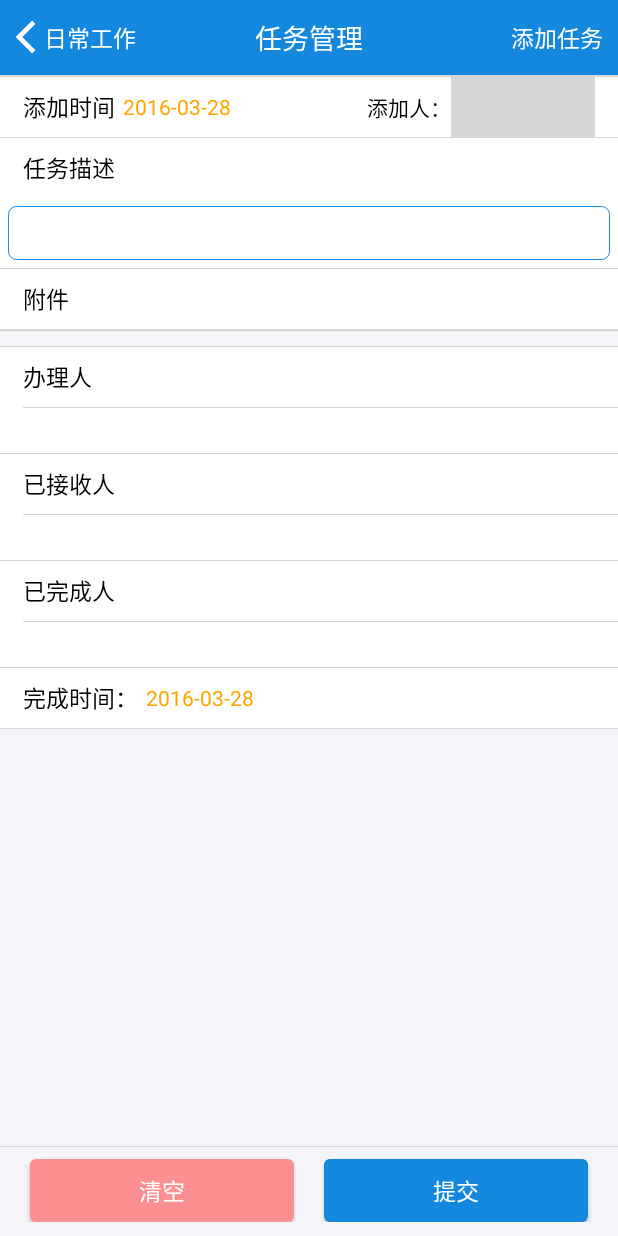
After one commit to Markmeimei/ZhiXin, an Android app: the layout activity_task_details.xml on its own in the app's theme, with its tools: preview values and no code run, on a phone screen of 412 x 824 dp. The commit adds this screen. Run offline under Robolectric (Android 15) with nearby library versions, the phone set to English and light mode, and no system bars; grey boxes are pictures that could not be loaded.

Commit message:
2016-03-28 23：53 添加任务详情模块

```diff
--- /dev/null
+++ b/app/src/main/java/com/example/zhi/activity/daily/task/TaskDetailsActivity.java
@@ -0,0 +1,22 @@
+package com.example.zhi.activity.daily.task;
+
+import android.os.Bundle;
+import android.os.PersistableBundle;
+import android.support.v7.app.AppCompatActivity;
+
+/**
+ * 任务详情页
+ *
+ * Author: Eron
+ * Date: 2016/3/28
+ * Time: 21:49
+ */
+public class TaskDetailsActivity extends AppCompatActivity {
+
+    @Override
+    public void onCreate(Bundle savedInstanceState, PersistableBundle persistentState) {
+        super.onCreate(savedInstanceState, persistentState);
+
+
+    }
+}
--- /dev/null
+++ b/app/src/main/res/layout/activity_task_details.xml
@@ -0,0 +1,387 @@
+<?xml version="1.0" encoding="utf-8"?>
+<RelativeLayout xmlns:android="http://schemas.android.com/apk/res/android"
+    android:layout_width="match_parent"
+    android:layout_height="match_parent"
+    android:background="@color/snow">
+
+    <include
+        android:id="@+id/task_header"
+        layout="@layout/activity_task_header" />
+
+    <LinearLayout
+        android:id="@+id/task_bottom"
+        android:layout_width="fill_parent"
+        android:layout_height="@dimen/dimen_60"
+        android:layout_alignParentBottom="true"
+        android:background="@color/snow"
+        android:orientation="vertical">
+
+        <View
+            android:layout_width="fill_parent"
+            android:layout_height="@dimen/dimen_0.5"
+            android:background="@color/line_color" />
+
+        <LinearLayout
+            android:layout_width="match_parent"
+            android:layout_height="50dp"
+            android:layout_alignParentBottom="true">
+
+            <Button
+                android:id="@+id/bt_task_clear"
+                style="@style/task_text_size"
+                android:layout_width="0dp"
+                android:layout_height="match_parent"
+                android:layout_marginLeft="@dimen/dimen_20"
+                android:layout_marginRight="@dimen/dimen_10"
+                android:layout_marginTop="@dimen/dimen_8"
+                android:layout_weight="1"
+                android:background="@drawable/ripple_negative_button"
+                android:text="@string/task_clear"
+                android:textColor="@color/white" />
+
+            <Button
+                android:id="@+id/bt_task_submit"
+                style="@style/task_text_size"
+                android:layout_width="0dp"
+                android:layout_height="match_parent"
+                android:layout_marginLeft="@dimen/dimen_10"
+                android:layout_marginRight="@dimen/dimen_20"
+                android:layout_marginTop="@dimen/dimen_8"
+                android:layout_weight="1"
+                android:background="@drawable/ripple_button"
+                android:text="@string/task_submit"
+                android:textColor="@color/white" />
+
+        </LinearLayout>
+    </LinearLayout>
+
+    <ScrollView
+        android:layout_width="match_parent"
+        android:layout_height="match_parent"
+        android:layout_above="@id/task_bottom"
+        android:layout_below="@id/task_header">
+
+        <LinearLayout
+            android:id="@+id/ll_main"
+            android:layout_width="match_parent"
+            android:layout_height="wrap_content"
+            android:layout_below="@id/task_header"
+            android:background="@color/snow">
+
+            <LinearLayout
+                android:id="@+id/item_task_missed_details"
+                android:layout_width="match_parent"
+                android:layout_height="wrap_content"
+                android:orientation="vertical">
+
+                <LinearLayout
+                    android:layout_width="match_parent"
+                    android:layout_height="wrap_content"
+                    android:background="@color/white"
+                    android:orientation="vertical">
+
+                    <View
+                        android:layout_width="fill_parent"
+                        android:layout_height="@dimen/dimen_0.5"
+                        android:background="@color/line_color" />
+
+                    <RelativeLayout
+                        android:layout_width="match_parent"
+                        android:layout_height="@dimen/dimen_40"
+                        android:paddingLeft="@dimen/dimen_15"
+                        android:paddingRight="@dimen/dimen_15">
+
+                        <TextView
+                            android:id="@+id/task_detail_time"
+                            style="@style/task_text_style"
+                            android:layout_width="wrap_content"
+                            android:layout_height="match_parent"
+                            android:text="@string/task_details_addTime" />
+
+                        <TextView
+                            android:id="@+id/tv_add_task_date"
+                            android:layout_width="wrap_content"
+                            android:layout_height="wrap_content"
+                            android:layout_centerVertical="true"
+                            android:layout_marginLeft="@dimen/dimen_5"
+                            android:layout_toRightOf="@+id/task_detail_time"
+                            android:text="2016-03-28"
+                            android:textColor="@color/orange" />
+
+                        <TextView
+                            android:id="@+id/tv_choice_date"
+                            android:layout_width="wrap_content"
+                            android:layout_height="match_parent"
+                            android:layout_toLeftOf="@+id/tv_task_details_addUser"
+                            android:gravity="center"
+                            android:text="@string/task_details_addUser"
+                            android:textColor="@color/black" />
+
+                        <TextView
+                            android:id="@+id/tv_task_details_addUser"
+                            android:layout_width="wrap_content"
+                            android:layout_height="wrap_content"
+                            android:layout_alignParentRight="true"
+                            android:layout_centerVertical="true"
+                            android:background="@drawable/shape_transactor_bg"
+                            android:text="张全蛋" />
+
+                    </RelativeLayout>
+
+                    <View
+                        android:layout_width="fill_parent"
+                        android:layout_height="@dimen/dimen_0.5"
+                        android:background="@color/line_color" />
+
+                    <RelativeLayout
+                        android:layout_width="match_parent"
+                        android:layout_height="@dimen/dimen_40"
+                        android:paddingLeft="@dimen/dimen_15"
+                        android:paddingRight="@dimen/dimen_15">
+
+                        <TextView
+                            style="@style/task_text_style"
+                            android:layout_width="wrap_content"
+                            android:layout_height="match_parent"
+                            android:text="@string/task_describe" />
+                    </RelativeLayout>
+
+                    <TextView
+                        android:id="@+id/tv_add_task_describe"
+                        android:layout_width="match_parent"
+                        android:layout_height="wrap_content"
+                        android:layout_margin="@dimen/dimen_5"
+                        android:background="@drawable/task_edittext_bg_blue"
+                        android:gravity="start"
+                        android:lineSpacingExtra="@dimen/dimen_4"
+                        android:paddingBottom="@dimen/dimen_10"
+                        android:paddingLeft="@dimen/dimen_15"
+                        android:paddingRight="@dimen/dimen_15"
+                        android:textColor="@color/black_low"
+                        android:textSize="@dimen/dimen_15" />
+
+                    <View
+                        android:layout_width="fill_parent"
+                        android:layout_height="@dimen/dimen_0.5"
+                        android:background="@color/line_color" />
+
+                    <RelativeLayout
+                        android:layout_width="match_parent"
+                        android:layout_height="@dimen/dimen_40">
+
+                        <TextView
+                            android:layout_width="wrap_content"
+                            android:layout_height="match_parent"
+                            android:gravity="center_vertical"
+                            android:paddingLeft="@dimen/dimen_15"
+                            android:text="@string/task_details_attachments"
+                            android:textColor="@color/black"
+                            android:textSize="@dimen/dimen_15" />
+
+                    </RelativeLayout>
+
+                    <View
+                        android:layout_width="fill_parent"
+                        android:layout_height="@dimen/dimen_0.5"
+                        android:background="@color/line_color" />
+
+                    <!--附件列表-->
+                    <android.support.v7.widget.RecyclerView
+                        android:id="@+id/rv_attachments"
+                        android:layout_width="match_parent"
+                        android:layout_height="wrap_content"></android.support.v7.widget.RecyclerView>
+
+                    <RelativeLayout
+                        android:layout_width="match_parent"
+                        android:layout_height="@dimen/dimen_40"
+                        android:paddingLeft="@dimen/dimen_15"
+                        android:visibility="gone">
+
+                        <TextView
+                            style="@style/task_text_style"
+                            android:layout_width="wrap_content"
+                            android:layout_height="@dimen/dimen_40"
+                            android:text="@string/task_level" />
+
+                        <TextView
+                            android:id="@+id/tv_add_task_level"
+                            android:layout_width="wrap_content"
+                            android:layout_height="@dimen/dimen_40"
+                            android:layout_alignParentRight="true"
+                            android:gravity="center_vertical"
+                            android:paddingLeft="@dimen/dimen_30"
+                            android:paddingRight="@dimen/dimen_24"
+                            android:text="无"
+                            android:textColor="@color/black"
+                            android:textSize="@dimen/dimen_15" />
+
+                    </RelativeLayout>
+
+                    <View
+                        android:layout_width="fill_parent"
+                        android:layout_height="@dimen/dimen_0.5"
+                        android:background="@color/line_color" />
+
+                </LinearLayout>
+
+                <LinearLayout
+                    android:layout_width="match_parent"
+                    android:layout_height="wrap_content"
+                    android:layout_marginTop="@dimen/dimen_10"
+                    android:background="@color/white"
+                    android:orientation="vertical">
+
+                    <View
+                        android:layout_width="fill_parent"
+                        android:layout_height="@dimen/dimen_0.5"
+                        android:background="@color/line_color" />
+
+                    <LinearLayout
+                        android:layout_width="match_parent"
+                        android:layout_height="wrap_content"
+                        android:orientation="vertical"
+                        android:paddingLeft="@dimen/dimen_15">
+
+                        <TextView
+                            style="@style/task_text_style"
+                            android:layout_width="wrap_content"
+                            android:layout_height="@dimen/dimen_40"
+                            android:text="@string/task_transactor" />
+
+                        <View
+                            android:layout_width="fill_parent"
+                            android:layout_height="@dimen/dimen_0.5"
+                            android:background="@color/line_color" />
+
+                        <TextView
+                            android:id="@+id/tv_task_details_transactor"
+                            android:layout_width="match_parent"
+                            android:layout_height="wrap_content"
+                            android:layout_marginBottom="@dimen/dimen_5"
+                            android:layout_marginRight="@dimen/dimen_10"
+                            android:layout_marginTop="@dimen/dimen_5"
+                            android:gravity="center_vertical"
+                            android:lineSpacingExtra="5dp"
+                            android:text="" />
+
+                    </LinearLayout>
+
+                    <View
+                        android:layout_width="fill_parent"
+                        android:layout_height="@dimen/dimen_0.5"
+                        android:background="@color/line_color" />
+
+                    <LinearLayout
+                        android:orientation="vertical"
+                        android:layout_width="match_parent"
+                        android:layout_height="wrap_content">
+
+                        <TextView
+                            android:layout_width="wrap_content"
+                            android:layout_height="@dimen/dimen_40"
+                            android:gravity="center_vertical"
+                            android:paddingLeft="@dimen/dimen_15"
+                            android:text="@string/task_details_acceptList"
+                            android:textColor="@color/black"
+                            android:textSize="@dimen/dimen_15" />
+                        <View
+                            android:layout_width="fill_parent"
+                            android:layout_marginLeft="@dimen/dimen_15"
+                            android:layout_height="@dimen/dimen_0.5"
+                            android:background="@color/line_color" />
+
+                        <TextView
+                            android:id="@+id/tv_task_details_acceptList"
+                            android:layout_width="match_parent"
+                            android:layout_height="wrap_content"
+                            android:layout_marginBottom="@dimen/dimen_5"
+                            android:layout_marginLeft="@dimen/dimen_15"
+                            android:layout_marginRight="@dimen/dimen_10"
+                            android:layout_marginTop="@dimen/dimen_5"
+                            android:gravity="center_vertical"
+                            android:lineSpacingExtra="5dp"
+                            android:text="" />
+
+                    </LinearLayout>
+
+                    <View
+                        android:layout_width="fill_parent"
+                        android:layout_height="@dimen/dimen_0.5"
+                        android:background="@color/line_color" />
+
+                    <LinearLayout
+                        android:orientation="vertical"
+                        android:layout_width="match_parent"
+                        android:layout_height="wrap_content">
+
+                        <TextView
+                            android:layout_width="wrap_content"
+                            android:layout_height="@dimen/dimen_40"
+                            android:gravity="center_vertical"
+                            android:paddingLeft="@dimen/dimen_15"
+                            android:text="@string/task_details_finishList"
+                            android:textColor="@color/black"
+                            android:textSize="@dimen/dimen_15" />
+                        <View
+                            android:layout_width="fill_parent"
+                            android:layout_marginLeft="@dimen/dimen_15"
+                            android:layout_height="@dimen/dimen_0.5"
+                            android:background="@color/line_color" />
+
+                        <TextView
+                            android:id="@+id/tv_task_details_finishList"
+                            android:layout_width="match_parent"
+                            android:layout_height="wrap_content"
+                            android:layout_marginBottom="@dimen/dimen_5"
+                            android:layout_marginLeft="@dimen/dimen_15"
+                            android:layout_marginRight="@dimen/dimen_10"
+                            android:layout_marginTop="@dimen/dimen_5"
+                            android:gravity="center_vertical"
+                            android:lineSpacingExtra="5dp"
+                            android:text="" />
+
+                    </LinearLayout>
+
+                    <View
+                        android:layout_width="fill_parent"
+                        android:layout_height="@dimen/dimen_0.5"
+                        android:background="@color/line_color" />
+
+                    <LinearLayout
+                        android:layout_width="match_parent"
+                        android:layout_height="wrap_content">
+
+                        <TextView
+                            android:layout_width="wrap_content"
+                            android:layout_height="@dimen/dimen_40"
+                            android:gravity="center_vertical"
+                            android:paddingLeft="@dimen/dimen_15"
+                            android:text="@string/task_details_finishTime"
+                            android:textColor="@color/black"
+                            android:textSize="@dimen/dimen_15" />
+
+                        <TextView
+                            android:id="@+id/tv_task_details_finishTime"
+                            android:layout_width="wrap_content"
+                            android:layout_height="match_parent"
+                            android:gravity="center_vertical"
+                            android:layout_centerVertical="true"
+                            android:layout_marginLeft="@dimen/dimen_5"
+                            android:text="2016-03-28"
+                            android:textColor="@color/orange"/>
+
+                    </LinearLayout>
+
+                    <View
+                        android:layout_width="fill_parent"
+                        android:layout_height="@dimen/dimen_0.5"
+                        android:background="@color/line_color" />
+                </LinearLayout>
+
+            </LinearLayout>
+
+        </LinearLayout>
+
+    </ScrollView>
+
+</RelativeLayout>
--- a/app/src/main/res/values/strings.xml
+++ b/app/src/main/res/values/strings.xml
@@ -210,6 +210,13 @@
     <string name="task_clear">清空</string>
     <string name="task_addTime">添加时间:</string>
     <string name="task_endTime">任务时限:</string>
+    <string name="task_details_addTime">添加时间</string>
+    <string name="task_details_addUser">添加人：</string>
+    <string name="task_details_content">任务详情</string>
+    <string name="task_details_attachments">附件</string>
+    <string name="task_details_acceptList">已接收人</string>
+    <string name="task_details_finishList">已完成人</string>
+    <string name="task_details_finishTime">完成时间：</string>
 
     <!--签到记录-->
     <string name="sign_name">姓名</string>
--- a/app/src/main/res/values/styles.xml
+++ b/app/src/main/res/values/styles.xml
@@ -87,7 +87,7 @@
     <!--任务管理，字体布局样式-->
     <style name="task_text_style">
         <item name="android:gravity">center_vertical</item>
-        <item name="android:textSize">@dimen/dimen_16</item>
+        <item name="android:textSize">@dimen/dimen_15</item>
         <item name="android:textColor">@color/black</item>
     </style>
 
```
Also changed, not shown: 1 other file.
